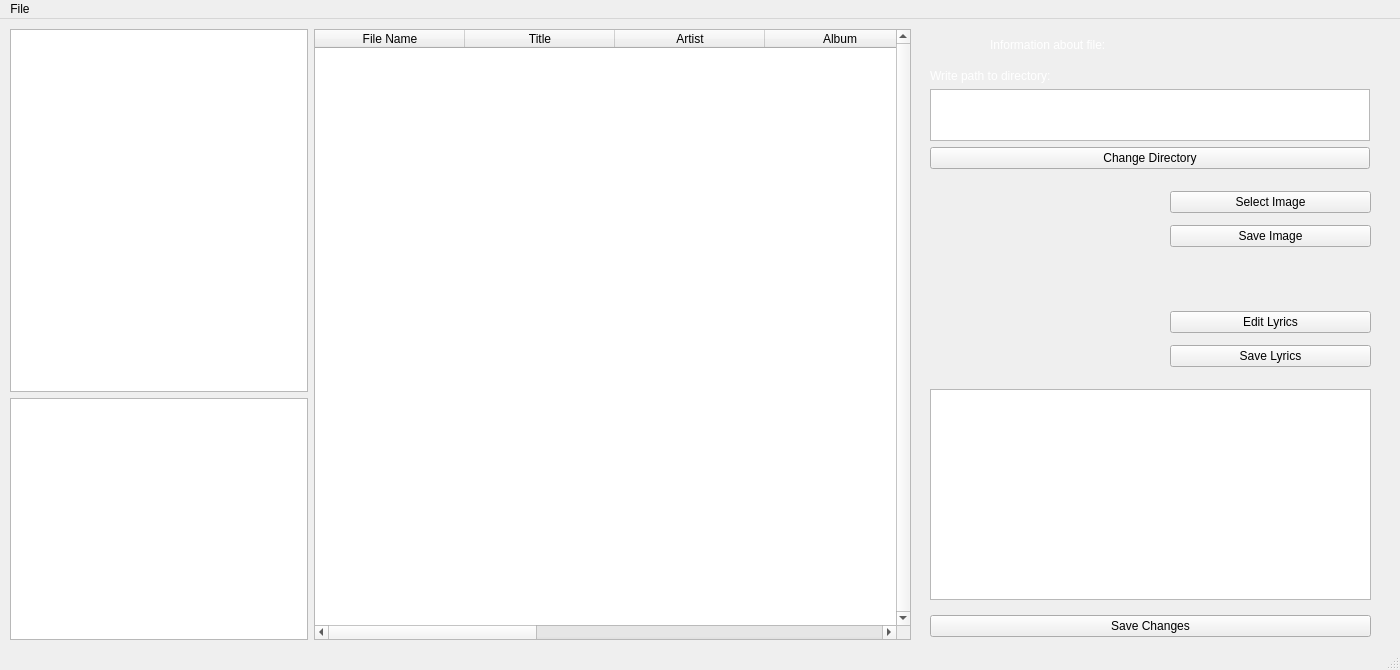
First picture: the form in app/src/mainwindow.ui, repository mmasniy/utag, before the edit.
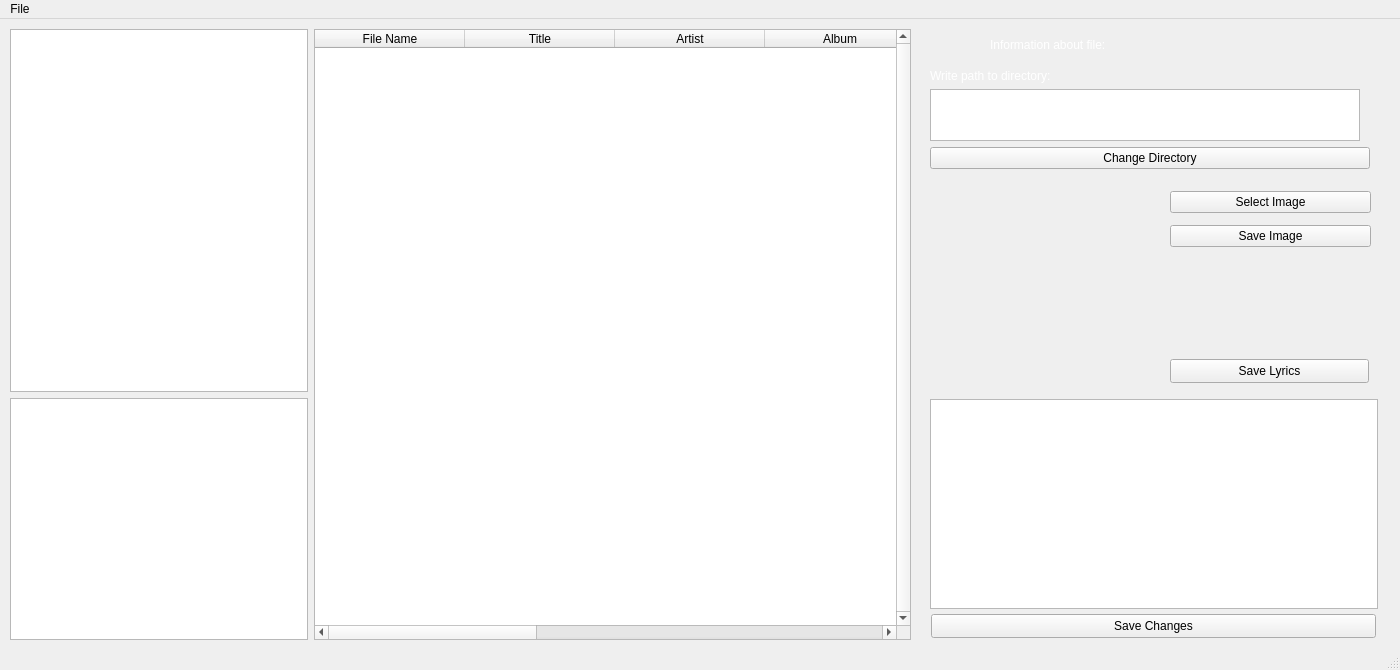
Second picture: the form after the edit. Custom widgets are drawn as their Qt base class.

Commit message: added opportunity to set lyrics, edit and save, small changes in GUI

What changed in the file:
```diff
--- a/app/src/mainwindow.ui
+++ b/app/src/mainwindow.ui
@@ -144,13 +144,25 @@
      <rect>
       <x>930</x>
       <y>591</y>
-      <width>441</width>
+      <width>447</width>
       <height>32</height>
      </rect>
     </property>
     <layout class="QHBoxLayout" name="horizontalLayout_2" stretch="0">
      <item>
       <widget class="QPushButton" name="saveChages">
+       <property name="minimumSize">
+        <size>
+         <width>445</width>
+         <height>24</height>
+        </size>
+       </property>
+       <property name="maximumSize">
+        <size>
+         <width>445</width>
+         <height>24</height>
+        </size>
+       </property>
        <property name="styleSheet">
         <string notr="true"/>
        </property>
@@ -220,13 +232,13 @@
       <widget class="QPlainTextEdit" name="plainTextEdit">
        <property name="minimumSize">
         <size>
-         <width>440</width>
+         <width>430</width>
          <height>0</height>
         </size>
        </property>
        <property name="maximumSize">
         <size>
-         <width>440</width>
+         <width>430</width>
          <height>100</height>
         </size>
        </property>
@@ -259,60 +271,6 @@
      </item>
     </layout>
    </widget>
-   <widget class="QTextBrowser" name="textBrowser_3">
-    <property name="geometry">
-     <rect>
-      <x>930</x>
-      <y>370</y>
-      <width>441</width>
-      <height>211</height>
-     </rect>
-    </property>
-   </widget>
-   <widget class="QWidget" name="verticalLayoutWidget_2">
-    <property name="geometry">
-     <rect>
-      <x>1170</x>
-      <y>280</y>
-      <width>201</width>
-      <height>81</height>
-     </rect>
-    </property>
-    <layout class="QVBoxLayout" name="verticalLayout_3">
-     <property name="spacing">
-      <number>0</number>
-     </property>
-     <property name="bottomMargin">
-      <number>0</number>
-     </property>
-     <item>
-      <widget class="QPushButton" name="pushButton_6">
-       <property name="maximumSize">
-        <size>
-         <width>207</width>
-         <height>16777215</height>
-        </size>
-       </property>
-       <property name="text">
-        <string>Edit Lyrics</string>
-       </property>
-      </widget>
-     </item>
-     <item>
-      <widget class="QPushButton" name="pushButton_4">
-       <property name="maximumSize">
-        <size>
-         <width>207</width>
-         <height>16777215</height>
-        </size>
-       </property>
-       <property name="text">
-        <string>Save Lyrics</string>
-       </property>
-      </widget>
-     </item>
-    </layout>
-   </widget>
    <widget class="QWidget" name="verticalLayoutWidget_3">
     <property name="geometry">
      <rect>
@@ -367,6 +325,47 @@
      <string/>
     </property>
    </widget>
+   <widget class="QPushButton" name="saveLyrics">
+    <property name="geometry">
+     <rect>
+      <x>1170</x>
+      <y>340</y>
+      <width>199</width>
+      <height>24</height>
+     </rect>
+    </property>
+    <property name="maximumSize">
+     <size>
+      <width>207</width>
+      <height>16777215</height>
+     </size>
+    </property>
+    <property name="text">
+     <string>Save Lyrics</string>
+    </property>
+   </widget>
+   <widget class="QPlainTextEdit" name="lyrics">
+    <property name="geometry">
+     <rect>
+      <x>930</x>
+      <y>380</y>
+      <width>448</width>
+      <height>210</height>
+     </rect>
+    </property>
+    <property name="minimumSize">
+     <size>
+      <width>448</width>
+      <height>210</height>
+     </size>
+    </property>
+    <property name="maximumSize">
+     <size>
+      <width>448</width>
+      <height>210</height>
+     </size>
+    </property>
+   </widget>
   </widget>
   <widget class="QMenuBar" name="menubar">
    <property name="geometry">
```
Left out of the diff: 2 changed lines with no effect on the pictures. The commit also changes 4 other files.
